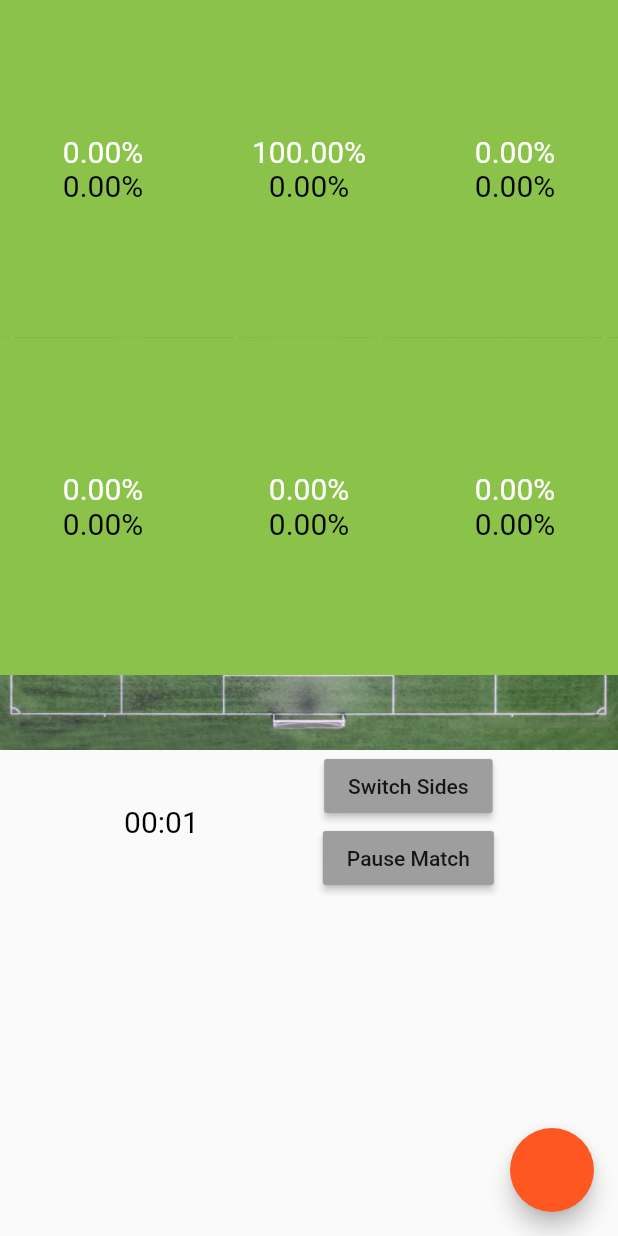
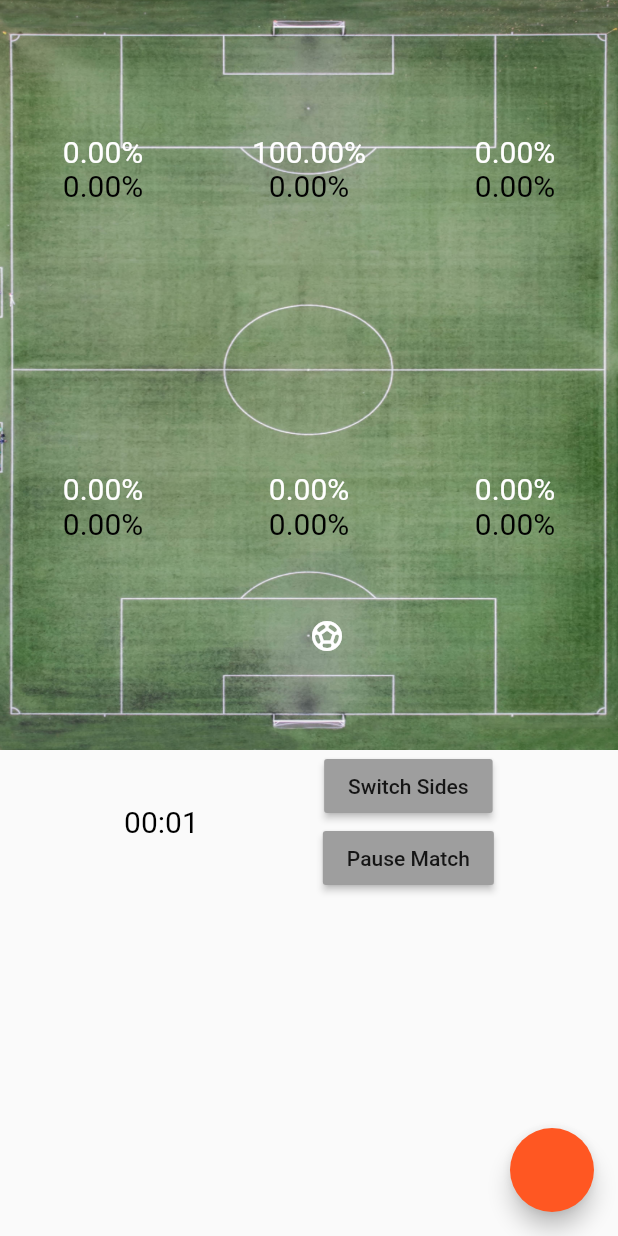
Before and after one commit to mariusschroeter/simple-football-tracker, a Flutter app: the AddMatchStartMatchScreen screen opened directly with empty values, after a tap on "Start Match", on a phone screen of 412 x 824 dp. Run offline on Flutter 3.47's test engine with Material 2 defaults, Android fonts, the phone set to English and light mode, and no system bars; our stand-ins replace flutter_svg; network calls fail.

Commit message:
#zones are on top of the field and ball cant be reached #PROBLEM: zones dont get updated anymore #NEXT: calc ball percentages on different total values (hometotal different to awaytotal)
- zones should get updated (look into setZoneActive)

```diff
--- a/lib/screens/add_match_start_match.screen.dart
+++ b/lib/screens/add_match_start_match.screen.dart
@@ -90,13 +90,14 @@ class _AddMatchStartMatchScreenState extends State<AddMatchStartMatchScreen> {
 
   Zone _activeZone;
 
-  setZoneActive(int line, int column) {
+  setZoneActive(int line, int column, TapDownDetails details) {
     if (line == 1 && column == 0)
       _activeZone = zones[0];
     else {
       int index = ((line - 1) * widget.zonesPerLine) + column;
       _activeZone = zones[index];
     }
+    //_onBallMovement(details);
   }
 
   List<List<double>> getZonePercentages(int line) {
@@ -147,13 +148,13 @@ class _AddMatchStartMatchScreenState extends State<AddMatchStartMatchScreen> {
       oneSec,
       (Timer timer) => setState(
         () {
-          if (_start > 19 && !_matchExtraTime) {
+          if (_start > 300 && !_matchExtraTime) {
             timer.cancel();
             showAlertDialog(context);
           } else {
             _start = _start + 1;
             if (_activeZone == null) {
-              setZoneActive(1, 1);
+              setZoneActive(1, 1, TapDownDetails());
             }
             //Wer ist am Ball?
             _homeTeamBallPossession
@@ -289,9 +290,30 @@ class _AddMatchStartMatchScreenState extends State<AddMatchStartMatchScreen> {
                                 title: awayTeam,
                               ),
                       ),
+                      //Zone start ---
+                      Container(
+                        child: ListView.builder(
+                          physics: NeverScrollableScrollPhysics(),
+                          itemBuilder: (ctx, i) => Container(
+                            height: 450 / widget.zoneLines,
+                            child: FieldZoneRow(
+                              setZoneActive: setZoneActive,
+                              line: i + 1,
+                              zoneCount: 3,
+                              percentages: getZonePercentages(i + 1),
+                            ),
+                          ),
+                          itemCount: widget.zoneLines,
+                        ),
+                      ),
+                      //Zone end ---
                       Positioned(
-                        top: ballPosition != null ? ballPosition.dy : 0,
-                        left: ballPosition != null ? ballPosition.dx : 0,
+                        top: ballPosition != null
+                            ? ballPosition.dy
+                            : MediaQuery.of(context).size.height / 2,
+                        left: ballPosition != null
+                            ? ballPosition.dx
+                            : MediaQuery.of(context).size.width / 2,
                         child: GestureDetector(
                           onDoubleTap: () {
                             switchTeamBallPossession();
@@ -326,21 +348,6 @@ class _AddMatchStartMatchScreenState extends State<AddMatchStartMatchScreen> {
                                 ),
                         ),
                       ),
-                      //Zone start ---
-                      ListView.builder(
-                        physics: NeverScrollableScrollPhysics(),
-                        itemBuilder: (ctx, i) => Container(
-                          height: 450 / widget.zoneLines,
-                          child: FieldZoneRow(
-                            setZoneActive: setZoneActive,
-                            line: i + 1,
-                            zoneCount: 3,
-                            percentages: getZonePercentages(i + 1),
-                          ),
-                        ),
-                        itemCount: widget.zoneLines,
-                      ),
-                      //Zone end ---
                     ],
                   ),
                 ),
--- a/lib/widgets/fieldzone.dart
+++ b/lib/widgets/fieldzone.dart
@@ -21,11 +21,12 @@ class FieldZone extends StatelessWidget {
   Widget build(BuildContext context) {
     double screenWidth = MediaQuery.of(context).size.width;
     return InkWell(
-      onTap: () => setZoneActive(line, column),
+      onTapDown: (TapDownDetails details) =>
+          setZoneActive(line, column, details),
       child: Stack(
         children: [
           Container(
-            color: Colors.lightGreen,
+            color: Colors.transparent,
             height: 250,
             width: screenWidth / 3,
           ),
```
